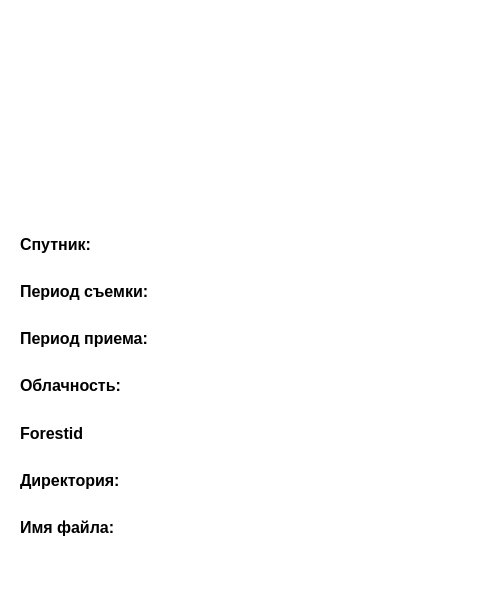
The window that UI/infoWidget.ui (Quitzero/MyDiplom) describes before a commit, drawn with Qt 5.
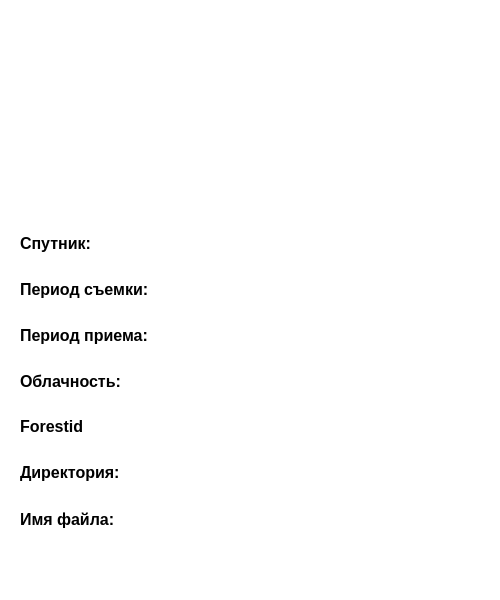
The same window after the commit. Icons and pictures are not drawn.

Diff of the .ui file:
```diff
--- a/UI/infoWidget.ui
+++ b/UI/infoWidget.ui
@@ -31,6 +31,9 @@
 }</string>
   </property>
   <layout class="QVBoxLayout" name="verticalLayout">
+   <property name="bottomMargin">
+    <number>20</number>
+   </property>
    <item>
     <layout class="QHBoxLayout" name="horizontalLayout">
      <item>
@@ -121,7 +124,7 @@
         <x>0</x>
         <y>0</y>
         <width>482</width>
-        <height>374</height>
+        <height>363</height>
        </rect>
       </property>
       <layout class="QVBoxLayout" name="verticalLayout_2">
@@ -134,13 +137,13 @@
           <widget class="QLabel" name="SatelliteLabel">
            <property name="minimumSize">
             <size>
-             <width>180</width>
+             <width>150</width>
              <height>0</height>
             </size>
            </property>
            <property name="maximumSize">
             <size>
-             <width>180</width>
+             <width>150</width>
              <height>16777215</height>
             </size>
            </property>
@@ -191,13 +194,13 @@
           <widget class="QLabel" name="sensingTimeLabel">
            <property name="minimumSize">
             <size>
-             <width>180</width>
+             <width>150</width>
              <height>0</height>
             </size>
            </property>
            <property name="maximumSize">
             <size>
-             <width>180</width>
+             <width>150</width>
              <height>16777215</height>
             </size>
            </property>
@@ -248,13 +251,13 @@
           <widget class="QLabel" name="creationTimeLabel">
            <property name="minimumSize">
             <size>
-             <width>180</width>
+             <width>150</width>
              <height>0</height>
             </size>
            </property>
            <property name="maximumSize">
             <size>
-             <width>180</width>
+             <width>150</width>
              <height>16777215</height>
             </size>
            </property>
@@ -305,13 +308,13 @@
           <widget class="QLabel" name="cloudPercentageLabel">
            <property name="minimumSize">
             <size>
-             <width>180</width>
+             <width>150</width>
              <height>0</height>
             </size>
            </property>
            <property name="maximumSize">
             <size>
-             <width>180</width>
+             <width>150</width>
              <height>16777215</height>
             </size>
            </property>
@@ -362,13 +365,13 @@
           <widget class="QLabel" name="forestidLabel">
            <property name="minimumSize">
             <size>
-             <width>180</width>
+             <width>150</width>
              <height>0</height>
             </size>
            </property>
            <property name="maximumSize">
             <size>
-             <width>180</width>
+             <width>150</width>
              <height>16777215</height>
             </size>
            </property>
@@ -419,13 +422,13 @@
           <widget class="QLabel" name="DirectoryLabel">
            <property name="minimumSize">
             <size>
-             <width>180</width>
+             <width>150</width>
              <height>0</height>
             </size>
            </property>
            <property name="maximumSize">
             <size>
-             <width>180</width>
+             <width>150</width>
              <height>16777215</height>
             </size>
            </property>
@@ -462,13 +465,13 @@
           <widget class="QLabel" name="FileNameLabel">
            <property name="minimumSize">
             <size>
-             <width>180</width>
+             <width>150</width>
              <height>0</height>
             </size>
            </property>
            <property name="maximumSize">
             <size>
-             <width>180</width>
+             <width>150</width>
              <height>16777215</height>
             </size>
            </property>
@@ -495,19 +498,6 @@
        </item>
        <item>
         <layout class="QHBoxLayout" name="horizontalLayout_8">
-         <item>
-          <spacer name="horizontalSpacer_3">
-           <property name="orientation">
-            <enum>Qt::Horizontal</enum>
-           </property>
-           <property name="sizeHint" stdset="0">
-            <size>
-             <width>40</width>
-             <height>20</height>
-            </size>
-           </property>
-          </spacer>
-         </item>
          <item>
           <widget class="QPushButton" name="LoadButton">
            <property name="minimumSize">
@@ -548,6 +538,19 @@
            </property>
           </widget>
          </item>
+         <item>
+          <spacer name="horizontalSpacer_3">
+           <property name="orientation">
+            <enum>Qt::Horizontal</enum>
+           </property>
+           <property name="sizeHint" stdset="0">
+            <size>
+             <width>40</width>
+             <height>20</height>
+            </size>
+           </property>
+          </spacer>
+         </item>
         </layout>
        </item>
       </layout>
```
